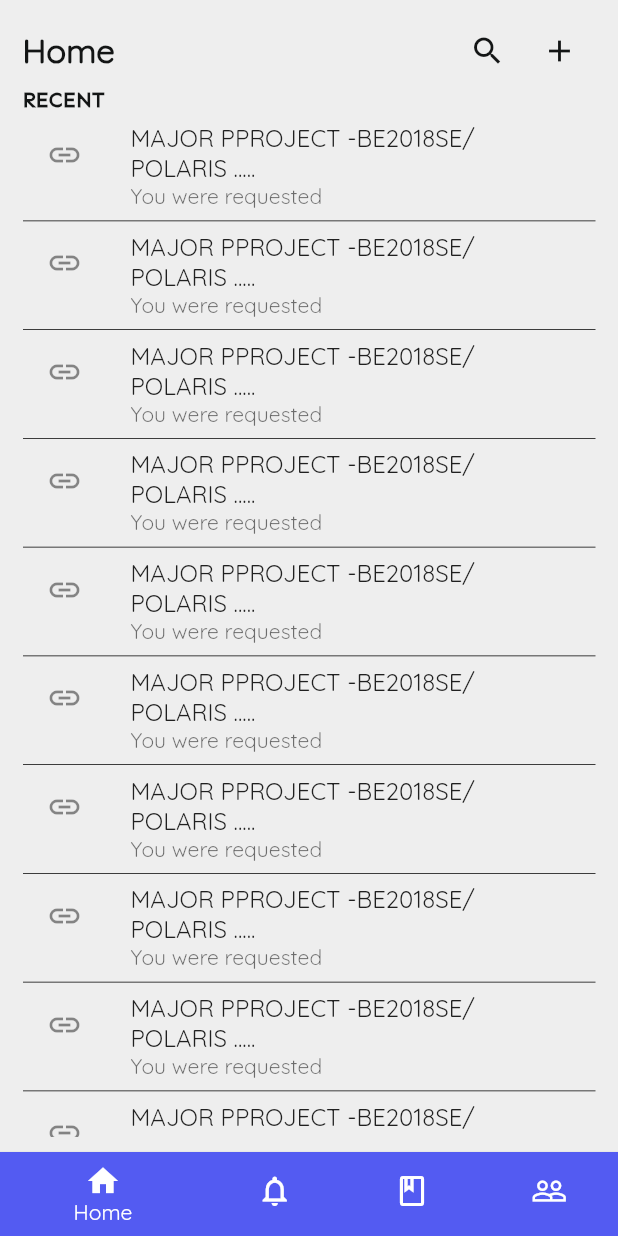
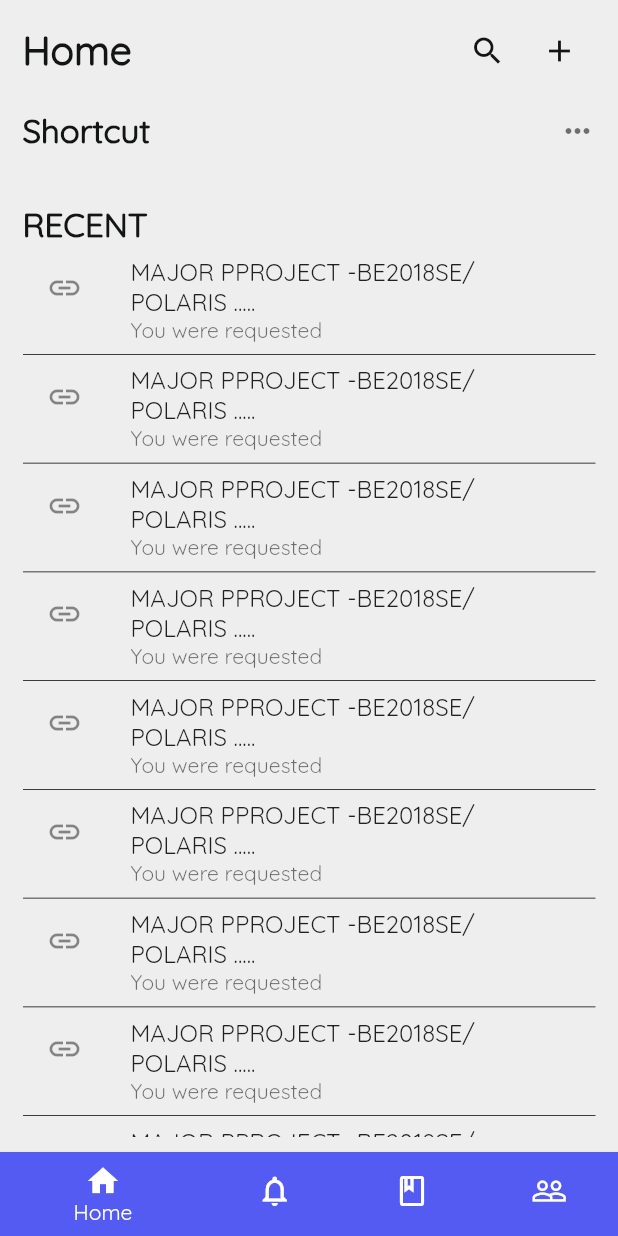
Before and after one commit to Polaris-Suite/polaris_suite_app, a Flutter app: the screen it shows after launch, on a phone screen of 412 x 824 dp. Run offline on Flutter 3.47's test engine with Material 2 defaults, Android fonts, the phone set to English and light mode, and no system bars; our stand-ins replace another_flushbar, shared_preferences.

Commit message:
static home screen completed

```diff
--- a/lib/view/screens/home_screens.dart
+++ b/lib/view/screens/home_screens.dart
@@ -1,5 +1,7 @@
 import 'package:flutter/material.dart';
+import 'package:polaris_suite_app/resources/colors/colors.dart';
 import 'package:polaris_suite_app/resources/components/custom_textfield.dart';
+import 'package:polaris_suite_app/resources/dimensions/dimensions.dart';
 import 'package:polaris_suite_app/resources/styles/text_styles.dart';
 
 class HomeScreen extends StatefulWidget {
@@ -39,7 +41,7 @@ class _HomeScreenState extends State<HomeScreen> {
                           children: [
                             const Text(
                               'Home',
-                              style: AppTextStyle.textH3,
+                              style: AppTextStyle.textH2,
                             ),
                             Row(
                               children: [
@@ -77,12 +79,61 @@ class _HomeScreenState extends State<HomeScreen> {
                 ),
 
                 //SHORTCUT
-                // Text('SHORTCUT'),
+                ListTileTheme(
+                  // data: Theme.of(context).copyWith(
+                  //   unselectedWidgetColor: AppColors.secondaryColor,
+                  //   // here for close state
+                  //   colorScheme: ColorScheme.light(
+                  //     primary: AppColors.primaryColor,
+                  //   ), // here for open state in replacement of deprecated accentColor
+                  //   dividerColor: Colors.transparent,
+                  //   // if you want to remove the border
+                  // ),
+                  contentPadding: EdgeInsets.all(0),
+                  child: ExpansionTile(
+                    title: Text(
+                      'Shortcut',
+                      style: AppTextStyle.textH3,
+                    ),
+                    trailing: Icon(Icons.more_horiz),
+                    children: [
+                      ListTile(
+                        leading: Icon(
+                          Icons.abc,
+                          color: Colors.red,
+                        ),
+                        title: Text('HHHHHHHH'),
+                        subtitle: Text('aaaaaaaaaaaaaaaaaaaaaaaaaaaaaaa'),
+                      ),
 
+                      //
+                      ListTile(
+                        leading: Icon(
+                          Icons.abc,
+                          color: Colors.green,
+                        ),
+                        title: Text('HHHHHHHH'),
+                        subtitle: Text('aaaaaaaaaaaaaaaaaaaaaaaaaaaaaaa'),
+                      ),
+
+                      //
+                      ListTile(
+                        leading: Icon(
+                          Icons.abc,
+                          color: Colors.amber,
+                        ),
+                        title: Text('HHHHHHHH'),
+                        subtitle: Text('aaaaaaaaaaaaaaaaaaaaaaaaaaaaaaa'),
+                      ),
+                    ],
+                  ),
+                ),
+
+                vSizedBox2,
                 //RECENT
                 const Text(
                   'RECENT',
-                  style: AppTextStyle.textH6,
+                  style: AppTextStyle.textH3,
                 ),
                 ListView.separated(
                   shrinkWrap: true,
```
